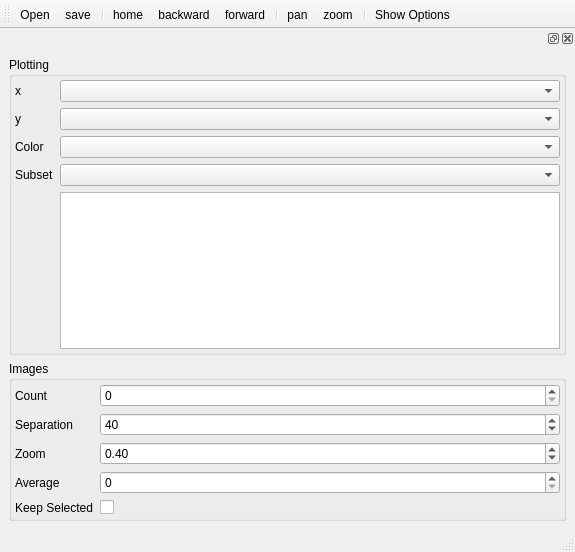
Old version of the form arachnid/core/gui/dialogs/pyui/EmbeddingViewer.ui in the repository ezralanglois/arachnid.
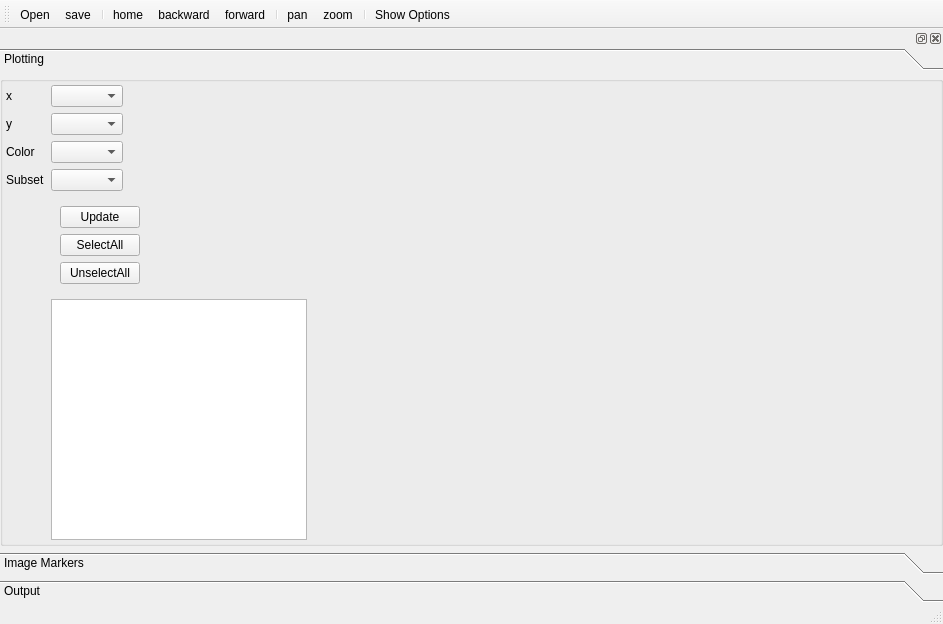
New version of the form. Icons and pictures are not drawn.

Commit message: Added funcionality to the gui for Project wizard, embedding viewer and montage viewer

Diff of the .ui file:
```diff
--- a/arachnid/core/gui/dialogs/pyui/EmbeddingViewer.ui
+++ b/arachnid/core/gui/dialogs/pyui/EmbeddingViewer.ui
@@ -6,8 +6,8 @@
    <rect>
     <x>0</x>
     <y>0</y>
-    <width>575</width>
-    <height>552</height>
+    <width>943</width>
+    <height>624</height>
    </rect>
   </property>
   <property name="windowTitle">
@@ -34,20 +34,35 @@
            <number>0</number>
           </property>
           <item>
-           <widget class="QWidget" name="widget" native="true">
-            <property name="minimumSize">
-             <size>
-              <width>0</width>
-              <height>0</height>
-             </size>
+           <widget class="QToolBox" name="toolBox">
+            <property name="currentIndex">
+             <number>0</number>
             </property>
-            <layout class="QVBoxLayout" name="verticalLayout">
-             <item>
-              <widget class="QGroupBox" name="groupBox">
-               <property name="title">
+            <widget class="QWidget" name="page">
+             <property name="geometry">
+              <rect>
+               <x>0</x>
+               <y>0</y>
+               <width>941</width>
+               <height>407</height>
+              </rect>
+             </property>
+             <attribute name="label">
                 <string>Plotting</string>
+             </attribute>
+             <layout class="QHBoxLayout" name="horizontalLayout_3">
+              <property name="margin">
+               <number>0</number>
+              </property>
+              <item>
+               <widget class="QGroupBox" name="groupBox">
+                <property name="title">
+                 <string/>
                </property>
                <layout class="QFormLayout" name="formLayout_2">
+                 <property name="fieldGrowthPolicy">
+                  <enum>QFormLayout::FieldsStayAtSizeHint</enum>
+                 </property>
                 <property name="margin">
                  <number>3</number>
                 </property>
@@ -61,9 +76,6 @@
                 <item row="0" column="1">
                  <widget class="QComboBox" name="xComboBox"/>
                 </item>
-                <item row="1" column="1">
-                 <widget class="QComboBox" name="yComboBox"/>
-                </item>
                 <item row="1" column="0">
                  <widget class="QLabel" name="label_2">
                   <property name="text">
@@ -71,15 +83,19 @@
                   </property>
                  </widget>
                 </item>
+                 <item row="1" column="1">
+                  <widget class="QComboBox" name="yComboBox"/>
+                 </item>
+                 <item row="2" column="0">
+                  <widget class="QLabel" name="label_6">
+                   <property name="text">
+                    <string>Color</string>
+                   </property>
+                  </widget>
+                 </item>
                 <item row="2" column="1">
                  <widget class="QComboBox" name="colorComboBox"/>
                 </item>
-                <item row="3" column="1">
-                 <widget class="QComboBox" name="subsetComboBox"/>
-                </item>
-                <item row="4" column="1">
-                 <widget class="QListView" name="subsetListView"/>
-                </item>
                 <item row="3" column="0">
                  <widget class="QLabel" name="label_7">
                   <property name="text">
@@ -87,31 +103,69 @@
                   </property>
                  </widget>
                 </item>
-                <item row="2" column="0">
-                 <widget class="QLabel" name="label_6">
-                  <property name="text">
-                   <string>Color</string>
-                  </property>
-                 </widget>
-                </item>
-               </layout>
-              </widget>
-             </item>
-             <item>
-              <widget class="QGroupBox" name="imageGroupBox">
+                 <item row="3" column="1">
+                  <widget class="QComboBox" name="subsetComboBox"/>
+                 </item>
+                 <item row="4" column="1">
+                  <widget class="QWidget" name="widget" native="true">
                <property name="sizePolicy">
                 <sizepolicy hsizetype="Preferred" vsizetype="Preferred">
                  <horstretch>0</horstretch>
-                 <verstretch>2</verstretch>
-                </sizepolicy>
-               </property>
-               <property name="title">
-                <string>Images</string>
-               </property>
-               <layout class="QFormLayout" name="formLayout_3">
-                <property name="margin">
-                 <number>3</number>
-                </property>
+                     <verstretch>0</verstretch>
+                    </sizepolicy>
+                   </property>
+                   <property name="minimumSize">
+                    <size>
+                     <width>0</width>
+                     <height>0</height>
+                    </size>
+                   </property>
+                   <layout class="QGridLayout" name="gridLayout">
+                    <item row="0" column="0">
+                     <widget class="QPushButton" name="updatePushButton">
+                      <property name="text">
+                       <string>Update</string>
+                      </property>
+                     </widget>
+                    </item>
+                    <item row="1" column="0">
+                     <widget class="QPushButton" name="selectAllPushButton">
+                      <property name="text">
+                       <string>SelectAll</string>
+                      </property>
+                     </widget>
+                    </item>
+                    <item row="2" column="0">
+                     <widget class="QPushButton" name="unselectAllPushButton">
+                      <property name="text">
+                       <string>UnselectAll</string>
+                      </property>
+                     </widget>
+                    </item>
+                   </layout>
+                  </widget>
+                 </item>
+                 <item row="5" column="1">
+                  <widget class="QListView" name="subsetListView"/>
+                 </item>
+                </layout>
+               </widget>
+              </item>
+             </layout>
+            </widget>
+            <widget class="QWidget" name="imageGroupBox">
+             <property name="geometry">
+              <rect>
+               <x>0</x>
+               <y>0</y>
+               <width>941</width>
+               <height>407</height>
+              </rect>
+             </property>
+             <attribute name="label">
+              <string>Image Markers</string>
+             </attribute>
+             <layout class="QFormLayout" name="formLayout">
                 <item row="0" column="0">
                  <widget class="QLabel" name="label_3">
                   <property name="text">
@@ -122,6 +176,13 @@
                 <item row="0" column="1">
                  <widget class="QSpinBox" name="imageCountSpinBox"/>
                 </item>
+              <item row="1" column="0">
+               <widget class="QLabel" name="label_5">
+                <property name="text">
+                 <string>Separation</string>
+                </property>
+               </widget>
+              </item>
                 <item row="1" column="1">
                  <widget class="QSpinBox" name="imageSepSpinBox">
                   <property name="minimum">
@@ -138,6 +199,13 @@
                   </property>
                  </widget>
                 </item>
+              <item row="2" column="0">
+               <widget class="QLabel" name="label_8">
+                <property name="text">
+                 <string>Zoom</string>
+                </property>
+               </widget>
+              </item>
                 <item row="2" column="1">
                  <widget class="QDoubleSpinBox" name="imageZoomDoubleSpinBox">
                   <property name="minimum">
@@ -154,9 +222,6 @@
                   </property>
                  </widget>
                 </item>
-                <item row="3" column="1">
-                 <widget class="QSpinBox" name="averageCountSpinBox"/>
-                </item>
                 <item row="3" column="0">
                  <widget class="QLabel" name="label_4">
                   <property name="text">
@@ -164,26 +229,8 @@
                   </property>
                  </widget>
                 </item>
-                <item row="2" column="0">
-                 <widget class="QLabel" name="label_8">
-                  <property name="text">
-                   <string>Zoom</string>
-                  </property>
-                 </widget>
-                </item>
-                <item row="1" column="0">
-                 <widget class="QLabel" name="label_5">
-                  <property name="text">
-                   <string>Separation</string>
-                  </property>
-                 </widget>
-                </item>
-                <item row="4" column="1">
-                 <widget class="QCheckBox" name="keepSelectedCheckBox">
-                  <property name="text">
-                   <string/>
-                  </property>
-                 </widget>
+              <item row="3" column="1">
+               <widget class="QSpinBox" name="averageCountSpinBox"/>
                 </item>
                 <item row="4" column="0">
                  <widget class="QLabel" name="label_9">
@@ -192,10 +239,60 @@
                   </property>
                  </widget>
                 </item>
-               </layout>
-              </widget>
-             </item>
-            </layout>
+              <item row="4" column="1">
+               <widget class="QCheckBox" name="keepSelectedCheckBox">
+                <property name="text">
+                 <string/>
+                </property>
+               </widget>
+              </item>
+              <item row="5" column="1">
+               <widget class="QComboBox" name="selectGroupComboBox"/>
+              </item>
+              <item row="5" column="0">
+               <widget class="QLabel" name="label_11">
+                <property name="text">
+                 <string>Highlight Group</string>
+                </property>
+               </widget>
+              </item>
+             </layout>
+            </widget>
+            <widget class="QWidget" name="page_3">
+             <property name="geometry">
+              <rect>
+               <x>0</x>
+               <y>0</y>
+               <width>941</width>
+               <height>407</height>
+              </rect>
+             </property>
+             <attribute name="label">
+              <string>Output</string>
+             </attribute>
+             <layout class="QFormLayout" name="formLayout_3">
+              <item row="0" column="0">
+               <widget class="QLabel" name="label_10">
+                <property name="text">
+                 <string>Dots Per Inch</string>
+                </property>
+               </widget>
+              </item>
+              <item row="0" column="1">
+               <widget class="QSpinBox" name="dpiSpinBox">
+                <property name="minimum">
+                 <number>72</number>
+                </property>
+                <property name="maximum">
+                 <number>10000</number>
+                </property>
+                <property name="value">
+                 <number>100</number>
+                </property>
+               </widget>
+              </item>
+             </layout>
+            </widget>
            </widget>
           </item>
          </layout>
@@ -211,7 +308,7 @@
     <rect>
      <x>0</x>
      <y>0</y>
-     <width>575</width>
+     <width>943</width>
      <height>22</height>
     </rect>
    </property>
```
Lines whose indentation alone changed are shown as unchanged. The commit also changes 5 other files.
